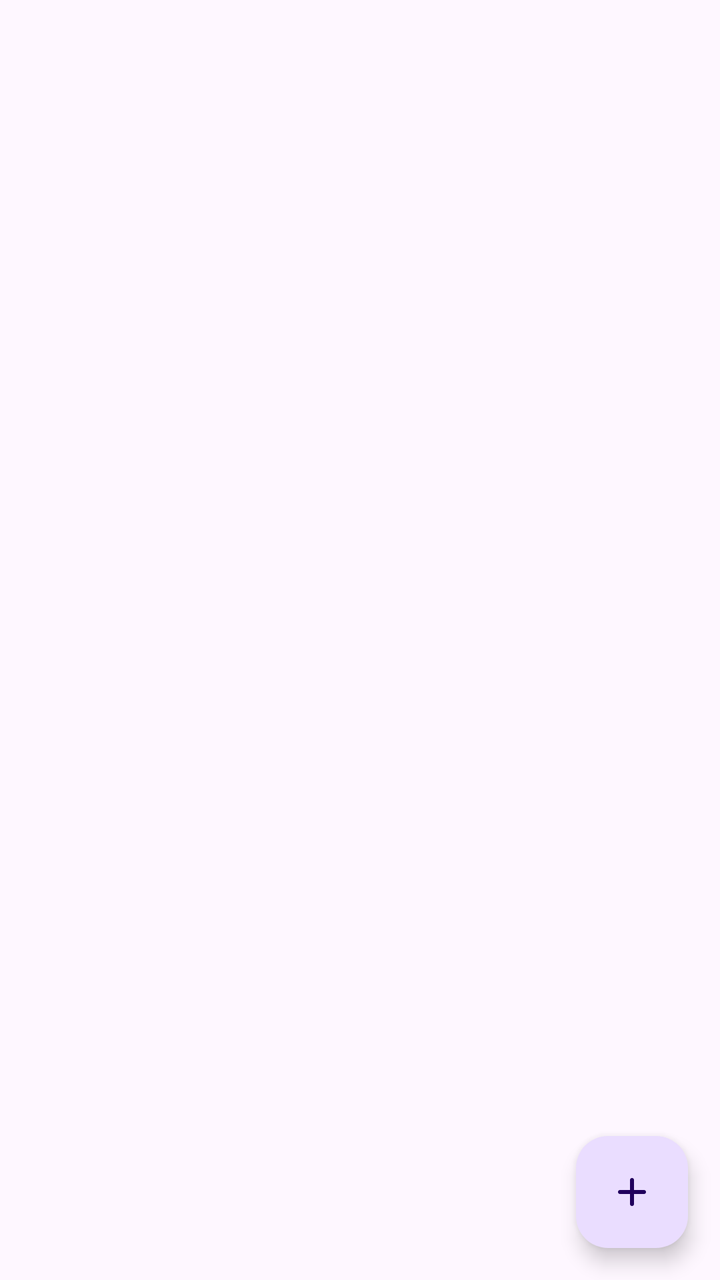
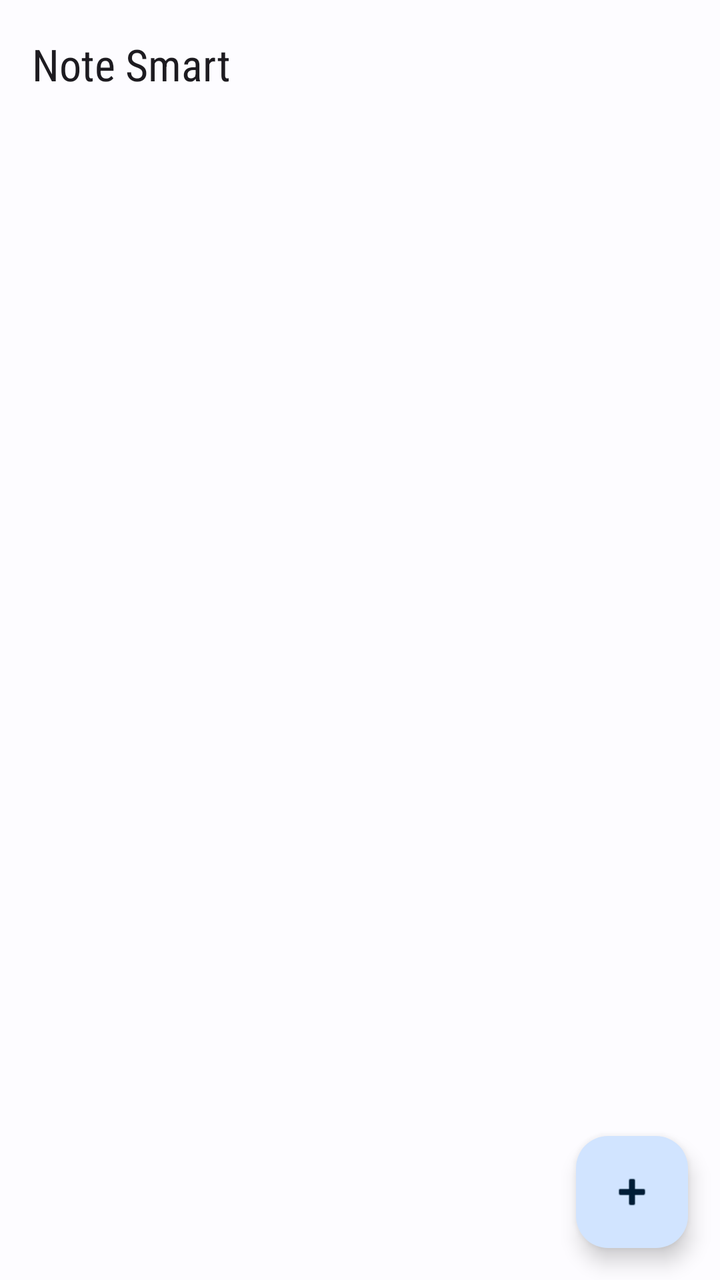

Two renders of the same Android screen: before a commit and after it. Below are the layout's source before the change and the commit's diff.
<!-- AndroidManifest.xml: application theme Theme.notesmart -->
<!-- res/layout/fragment_notes_list.xml -->
<?xml version="1.0" encoding="utf-8"?>
<androidx.coordinatorlayout.widget.CoordinatorLayout
    xmlns:android="http://schemas.android.com/apk/res/android"
    xmlns:app="http://schemas.android.com/apk/res-auto"
    android:layout_width="match_parent"
    android:layout_height="match_parent">

    
    <com.google.android.material.appbar.MaterialToolbar
        android:id="@+id/toolbar"
        android:layout_width="match_parent"
        android:layout_height="?attr/actionBarSize"
        android:title="Smart Notes"
        app:layout_scrollFlags="scroll|enterAlways" />

    
    <androidx.recyclerview.widget.RecyclerView
        android:id="@+id/notesRecyclerView"
        android:layout_width="match_parent"
        android:layout_height="match_parent"
        android:padding="12dp"
        app:layout_behavior="@string/appbar_scrolling_view_behavior"/>

    
    <TextView
        android:id="@+id/emptyView"
        android:layout_width="wrap_content"
        android:layout_height="wrap_content"
        android:text="No notes yet"
        android:textSize="16sp"
        android:visibility="gone"
        android:layout_gravity="center"/>

    
    <com.google.android.material.floatingactionbutton.FloatingActionButton
        android:id="@+id/addNoteFab"
        android:layout_width="wrap_content"
        android:layout_height="wrap_content"
        android:contentDescription="Add Note"
        android:layout_gravity="bottom|end"
        android:layout_margin="16dp"
        app:srcCompat="@drawable/ic_add"/>

</androidx.coordinatorlayout.widget.CoordinatorLayout>
<!-- resources referenced by this layout -->
<resources>
  <!-- drawable ic_add (drawable) -->
  <vector xmlns:android="http://schemas.android.com/apk/res/android" android:height="24dp" android:tint="#000000" android:viewportHeight="960" android:viewportWidth="960" android:width="24dp">
        
      <path android:fillColor="@android:color/white" android:pathData="M440,520L240,520Q223,520 211.5,508.5Q200,497 200,480Q200,463 211.5,451.5Q223,440 240,440L440,440L440,240Q440,223 451.5,211.5Q463,200 480,200Q497,200 508.5,211.5Q520,223 520,240L520,440L720,440Q737,440 748.5,451.5Q760,463 760,480Q760,497 748.5,508.5Q737,520 720,520L520,520L520,720Q520,737 508.5,748.5Q497,760 480,760Q463,760 451.5,748.5Q440,737 440,720L440,520Z"/>
      
  </vector>
  <style name="Base.Theme.notesmart" parent="Theme.Material3.DayNight.NoActionBar">
          
          
      </style>
  <!-- unchanged entries left out for length: 1 -->
</resources>

<!-- the commit's change to res/layout/fragment_notes_list.xml (unified diff, before → after) -->
@@ -5,40 +5,43 @@
     android:layout_width="match_parent"
     android:layout_height="match_parent">
 
-    
-    <com.google.android.material.appbar.MaterialToolbar
-        android:id="@+id/toolbar"
+    <com.google.android.material.appbar.AppBarLayout
         android:layout_width="match_parent"
-        android:layout_height="?attr/actionBarSize"
-        android:title="Smart Notes"
-        app:layout_scrollFlags="scroll|enterAlways" />
+        android:layout_height="wrap_content"
+        android:fitsSystemWindows="true">
 
-    
+        <com.google.android.material.appbar.MaterialToolbar
+            android:id="@+id/toolbar"
+            android:layout_width="match_parent"
+            android:layout_height="?attr/actionBarSize"
+            app:title="@string/app_name" />
+
+    </com.google.android.material.appbar.AppBarLayout>
+
     <androidx.recyclerview.widget.RecyclerView
         android:id="@+id/notesRecyclerView"
         android:layout_width="match_parent"
         android:layout_height="match_parent"
-        android:padding="12dp"
-        app:layout_behavior="@string/appbar_scrolling_view_behavior"/>
+        android:clipToPadding="false"
+        android:padding="8dp"
+        app:layout_behavior="@string/appbar_scrolling_view_behavior" />
 
-    
     <TextView
         android:id="@+id/emptyView"
         android:layout_width="wrap_content"
         android:layout_height="wrap_content"
-        android:text="No notes yet"
-        android:textSize="16sp"
-        android:visibility="gone"
-        android:layout_gravity="center"/>
+        android:layout_gravity="center"
+        android:text="@string/empty_notes_message"
+        android:textAppearance="@style/TextAppearance.Material3.BodyLarge"
+        android:visibility="gone" />
 
-    
     <com.google.android.material.floatingactionbutton.FloatingActionButton
         android:id="@+id/addNoteFab"
         android:layout_width="wrap_content"
         android:layout_height="wrap_content"
-        android:contentDescription="Add Note"
         android:layout_gravity="bottom|end"
         android:layout_margin="16dp"
-        app:srcCompat="@drawable/ic_add"/>
+        android:contentDescription="Add Note"
+        app:srcCompat="@android:drawable/ic_input_add" />
 
 </androidx.coordinatorlayout.widget.CoordinatorLayout>
<!-- resource entries referenced after the edit -->
@@ -1,14 +1,72 @@
 <!-- resources referenced by this layout -->
 <resources>
-  <!-- drawable ic_add (drawable) -->
-  <vector xmlns:android="http://schemas.android.com/apk/res/android" android:height="24dp" android:tint="#000000" android:viewportHeight="960" android:viewportWidth="960" android:width="24dp">
-        
-      <path android:fillColor="@android:color/white" android:pathData="M440,520L240,520Q223,520 211.5,508.5Q200,497 200,480Q200,463 211.5,451.5Q223,440 240,440L440,440L440,240Q440,223 451.5,211.5Q463,200 480,200Q497,200 508.5,211.5Q520,223 520,240L520,440L720,440Q737,440 748.5,451.5Q760,463 760,480Q760,497 748.5,508.5Q737,520 720,520L520,520L520,720Q520,737 508.5,748.5Q497,760 480,760Q463,760 451.5,748.5Q440,737 440,720L440,520Z"/>
-      
-  </vector>
+  <string name="app_name">Note Smart</string>
+  <string name="empty_notes_message">No notes yet. Tap + to add one!</string>
   <style name="Base.Theme.notesmart" parent="Theme.Material3.DayNight.NoActionBar">
-          
-          
+          <item name="colorPrimary">@color/md_theme_primary</item>
+          <item name="colorOnPrimary">@color/md_theme_onPrimary</item>
+          <item name="colorPrimaryContainer">@color/md_theme_primaryContainer</item>
+          <item name="colorOnPrimaryContainer">@color/md_theme_onPrimaryContainer</item>
+          <item name="colorSecondary">@color/md_theme_secondary</item>
+          <item name="colorOnSecondary">@color/md_theme_onSecondary</item>
+          <item name="colorSecondaryContainer">@color/md_theme_secondaryContainer</item>
+          <item name="colorOnSecondaryContainer">@color/md_theme_onSecondaryContainer</item>
+          <item name="colorTertiary">@color/md_theme_tertiary</item>
+          <item name="colorOnTertiary">@color/md_theme_onTertiary</item>
+          <item name="colorTertiaryContainer">@color/md_theme_tertiaryContainer</item>
+          <item name="colorOnTertiaryContainer">@color/md_theme_onTertiaryContainer</item>
+          <item name="colorError">@color/md_theme_error</item>
+          <item name="colorOnError">@color/md_theme_onError</item>
+          <item name="colorErrorContainer">@color/md_theme_errorContainer</item>
+          <item name="colorOnErrorContainer">@color/md_theme_onErrorContainer</item>
+          <item name="android:colorBackground">@color/md_theme_background</item>
+          <item name="colorOnBackground">@color/md_theme_onBackground</item>
+          <item name="colorSurface">@color/md_theme_surface</item>
+          <item name="colorOnSurface">@color/md_theme_onSurface</item>
+          <item name="colorSurfaceVariant">@color/md_theme_surfaceVariant</item>
+          <item name="colorOnSurfaceVariant">@color/md_theme_onSurfaceVariant</item>
+          <item name="colorOutline">@color/md_theme_outline</item>
+          <item name="colorOnSurfaceInverse">@color/md_theme_inverseOnSurface</item>
+          <item name="colorSurfaceInverse">@color/md_theme_inverseSurface</item>
+          <item name="colorPrimaryInverse">@color/md_theme_inversePrimary</item>
+          <item name="textAppearanceTitleLarge">@style/TextAppearance.App.TitleLarge</item>
+          <item name="textAppearanceBodyLarge">@style/TextAppearance.App.BodyLarge</item>
+          <item name="android:statusBarColor">@android:color/transparent</item>
+          <item name="android:windowLightStatusBar">true</item>
+      </style>
+  <color name="md_theme_primary">#0061a4</color>
+  <color name="md_theme_onPrimary">#ffffff</color>
+  <color name="md_theme_primaryContainer">#d1e4ff</color>
+  <color name="md_theme_onPrimaryContainer">#001d36</color>
+  <color name="md_theme_secondary">#535f70</color>
+  <color name="md_theme_onSecondary">#ffffff</color>
+  <color name="md_theme_secondaryContainer">#d7e3f7</color>
+  <color name="md_theme_onSecondaryContainer">#101c2b</color>
+  <color name="md_theme_tertiary">#6b5778</color>
+  <color name="md_theme_onTertiary">#ffffff</color>
+  <color name="md_theme_tertiaryContainer">#f2daff</color>
+  <color name="md_theme_onTertiaryContainer">#251431</color>
+  <color name="md_theme_error">#ba1a1a</color>
+  <color name="md_theme_onError">#ffffff</color>
+  <color name="md_theme_errorContainer">#ffdad6</color>
+  <color name="md_theme_onErrorContainer">#410002</color>
+  <color name="md_theme_background">#fdfcff</color>
+  <color name="md_theme_onBackground">#1a1c1e</color>
+  <color name="md_theme_surface">#fdfcff</color>
+  <color name="md_theme_onSurface">#1a1c1e</color>
+  <color name="md_theme_surfaceVariant">#dfe2eb</color>
+  <color name="md_theme_onSurfaceVariant">#42474e</color>
+  <color name="md_theme_outline">#73777f</color>
+  <color name="md_theme_inverseOnSurface">#f1f0f4</color>
+  <color name="md_theme_inverseSurface">#2f3033</color>
+  <color name="md_theme_inversePrimary">#9ecaff</color>
+  <style name="TextAppearance.App.TitleLarge" parent="TextAppearance.Material3.TitleLarge">
+          <item name="fontFamily">sans-serif-condensed</item>
+          <item name="android:fontFamily">sans-serif-condensed</item>
+      </style>
+  <style name="TextAppearance.App.BodyLarge" parent="TextAppearance.Material3.BodyLarge">
+          <item name="fontFamily">sans-serif-light</item>
+          <item name="android:fontFamily">sans-serif-light</item>
       </style>
   <!-- unchanged entries left out for length: 1 -->
 </resources>
